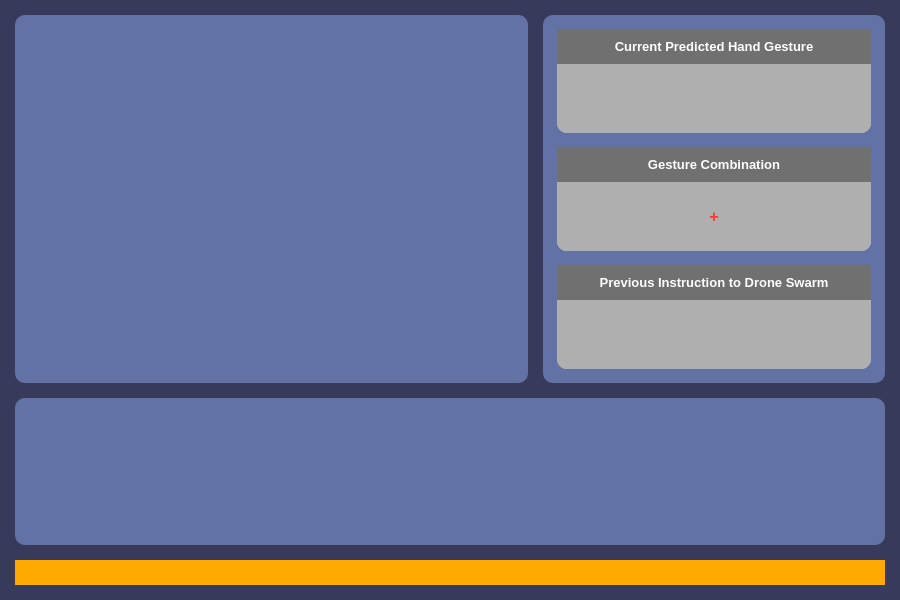
This is gui/main.ui in arya-jadhav/dronedance as Qt 5 draws it before an edit. The edited form follows.
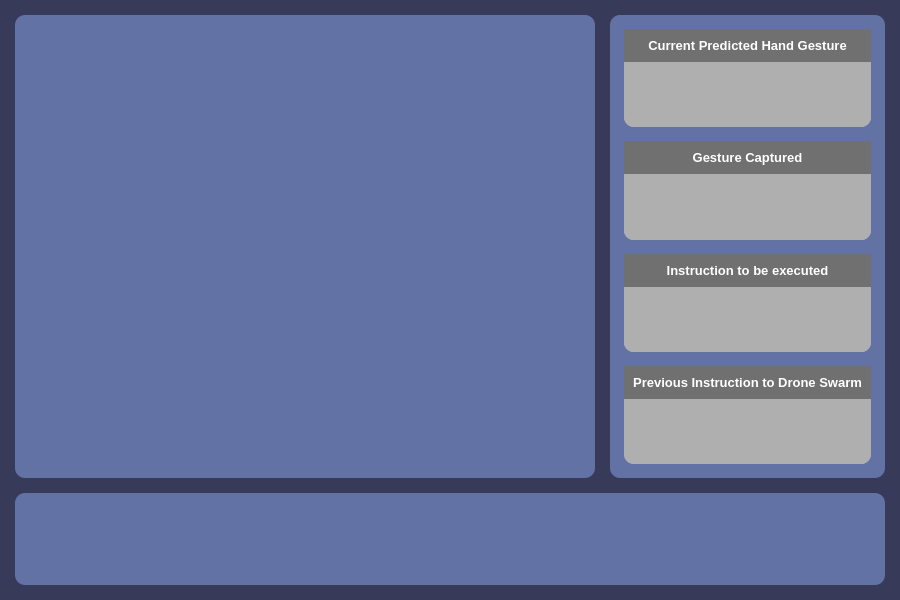
This is the edited form. The open tabs and pages were chosen to show the change.

Commit message: Changed GUI design for only 1 gesture, added instruction to be executed display in GUI, new gesture classifier now works for the Hand Gesture module, GUI working as intended when showing proper instructions

```diff
--- a/gui/main.ui
+++ b/gui/main.ui
@@ -116,7 +116,7 @@
        </layout>
       </widget>
       <widget class="QWidget" name="page_capture">
-       <layout class="QGridLayout" name="gridLayout_2" rowstretch="15,6,1" columnstretch="3,2">
+       <layout class="QGridLayout" name="gridLayout_2" rowstretch="5,1" columnstretch="3,0">
         <property name="leftMargin">
          <number>15</number>
         </property>
@@ -132,6 +132,39 @@
         <property name="spacing">
          <number>15</number>
         </property>
+        <item row="0" column="0">
+         <layout class="QVBoxLayout" name="verticalLayout_vidCapture">
+          <item>
+           <widget class="QFrame" name="frame_vidCapture">
+            <property name="styleSheet">
+             <string notr="true">background-color: rgb(98, 114, 164);
+border-radius: 10px;</string>
+            </property>
+            <property name="frameShape">
+             <enum>QFrame::StyledPanel</enum>
+            </property>
+            <property name="frameShadow">
+             <enum>QFrame::Raised</enum>
+            </property>
+            <layout class="QVBoxLayout" name="verticalLayout">
+             <item>
+              <widget class="QLabel" name="label_vidCapture">
+               <property name="styleSheet">
+                <string notr="true">border-radius: 10px;</string>
+               </property>
+               <property name="text">
+                <string/>
+               </property>
+               <property name="alignment">
+                <set>Qt::AlignCenter</set>
+               </property>
+              </widget>
+             </item>
+            </layout>
+           </widget>
+          </item>
+         </layout>
+        </item>
         <item row="1" column="0" colspan="2">
          <layout class="QVBoxLayout" name="verticalLayout_stats">
           <item>
@@ -166,7 +199,7 @@
             </property>
             <layout class="QVBoxLayout" name="verticalLayout_3">
              <item>
-              <layout class="QVBoxLayout" name="verticalLayout_info_2" stretch="1,1,1">
+              <layout class="QVBoxLayout" name="verticalLayout_info_2" stretch="1,1,1,1">
                <property name="spacing">
                 <number>14</number>
                </property>
@@ -355,7 +388,7 @@
                           </font>
                          </property>
                          <property name="text">
-                          <string>Gesture Combination</string>
+                          <string>Gesture Captured</string>
                          </property>
                          <property name="alignment">
                           <set>Qt::AlignCenter</set>
@@ -389,75 +422,26 @@
                        <property name="bottomMargin">
                         <number>0</number>
                        </property>
-                       <item row="1" column="0">
-                        <layout class="QHBoxLayout" name="horizontalLayout_info_1" stretch="3,0,3">
-                         <property name="spacing">
-                          <number>5</number>
+                       <item row="0" column="0">
+                        <widget class="QLabel" name="label_gestureCaptured_output">
+                         <property name="font">
+                          <font>
+                           <family>Arial</family>
+                           <pointsize>12</pointsize>
+                           <weight>75</weight>
+                           <bold>true</bold>
+                          </font>
                          </property>
-                         <item>
-                          <widget class="QLabel" name="label_gestureCombo_1">
-                           <property name="font">
-                            <font>
-                             <family>Arial</family>
-                             <pointsize>11</pointsize>
-                             <weight>75</weight>
-                             <bold>true</bold>
-                            </font>
-                           </property>
-                           <property name="styleSheet">
-                            <string notr="true">color: rgb(0, 0, 0);</string>
-                           </property>
-                           <property name="text">
-                            <string/>
-                           </property>
-                           <property name="alignment">
-                            <set>Qt::AlignCenter</set>
-                           </property>
-                          </widget>
-                         </item>
-                         <item>
-                          <widget class="QLabel" name="label_gestureCombo_plus">
-                           <property name="font">
-                            <font>
-                             <family>Arial</family>
-                             <pointsize>12</pointsize>
-                             <weight>75</weight>
-                             <bold>true</bold>
-                            </font>
-                           </property>
-                           <property name="styleSheet">
-                            <string notr="true">color: rgb(255, 55, 55);</string>
-                           </property>
-                           <property name="text">
-                            <string>+</string>
-                           </property>
-                           <property name="alignment">
-                            <set>Qt::AlignCenter</set>
-                           </property>
-                          </widget>
-                         </item>
-                         <item>
-                          <widget class="QLabel" name="label_gestureCombo_2">
-                           <property name="font">
-                            <font>
-                             <family>Arial</family>
-                             <pointsize>11</pointsize>
-                             <weight>75</weight>
-                             <bold>true</bold>
-                            </font>
-                           </property>
-                           <property name="styleSheet">
-                            <string notr="true">color: rgb(0, 0, 0);</string>
-                           </property>
-                           <property name="text">
-                            <string/>
-                           </property>
-                           <property name="alignment">
-                            <set>Qt::AlignCenter</set>
-                           </property>
-                          </widget>
-                         </item>
-                        </layout>
+                         <property name="styleSheet">
+                          <string notr="true">color: rgb(0, 0, 0);</string>
+                         </property>
+                         <property name="text">
+                          <string/>
+                         </property>
+                         <property name="alignment">
+                          <set>Qt::AlignCenter</set>
+                         </property>
+                        </widget>
                        </item>
                       </layout>
                      </widget>
@@ -478,7 +462,7 @@
                  <property name="frameShadow">
                   <enum>QFrame::Raised</enum>
                  </property>
-                 <layout class="QVBoxLayout" name="verticalLayout_2">
+                 <layout class="QVBoxLayout" name="verticalLayout_9">
                   <property name="spacing">
                    <number>0</number>
                   </property>
@@ -503,7 +487,129 @@
                      <enum>QLayout::SetFixedSize</enum>
                     </property>
                     <item>
-                     <widget class="QFrame" name="frame_prevInstructionsToDrones_top">
+                     <widget class="QFrame" name="frame_instructionToBeExecuted_top">
+                      <property name="styleSheet">
+                       <string notr="true">background-color: rgb(112, 112, 112);
+border-radius: 0px;</string>
+                      </property>
+                      <property name="frameShape">
+                       <enum>QFrame::StyledPanel</enum>
+                      </property>
+                      <property name="frameShadow">
+                       <enum>QFrame::Raised</enum>
+                      </property>
+                      <layout class="QGridLayout" name="gridLayout_11">
+                       <item row="0" column="0">
+                        <widget class="QLabel" name="label_instructionToBeExecuted_title">
+                         <property name="font">
+                          <font>
+                           <family>Segoe UI</family>
+                           <pointsize>10</pointsize>
+                           <weight>75</weight>
+                           <bold>true</bold>
+                          </font>
+                         </property>
+                         <property name="text">
+                          <string>Instruction to be executed</string>
+                         </property>
+                         <property name="alignment">
+                          <set>Qt::AlignCenter</set>
+                         </property>
+                        </widget>
+                       </item>
+                      </layout>
+                     </widget>
+                    </item>
+                    <item>
+                     <widget class="QFrame" name="frame_instructionToBeExecuted_bottom">
+                      <property name="styleSheet">
+                       <string notr="true">border-width : 10px 1px 10px 1px;</string>
+                      </property>
+                      <property name="frameShape">
+                       <enum>QFrame::StyledPanel</enum>
+                      </property>
+                      <property name="frameShadow">
+                       <enum>QFrame::Raised</enum>
+                      </property>
+                      <layout class="QGridLayout" name="gridLayout_12">
+                       <property name="leftMargin">
+                        <number>0</number>
+                       </property>
+                       <property name="topMargin">
+                        <number>0</number>
+                       </property>
+                       <property name="rightMargin">
+                        <number>0</number>
+                       </property>
+                       <property name="bottomMargin">
+                        <number>0</number>
+                       </property>
+                       <item row="0" column="0">
+                        <widget class="QLabel" name="label_instructionToBeExecuted_output">
+                         <property name="font">
+                          <font>
+                           <family>Arial</family>
+                           <pointsize>12</pointsize>
+                           <weight>75</weight>
+                           <bold>true</bold>
+                          </font>
+                         </property>
+                         <property name="styleSheet">
+                          <string notr="true">color: rgb(0, 0, 0);</string>
+                         </property>
+                         <property name="text">
+                          <string/>
+                         </property>
+                         <property name="alignment">
+                          <set>Qt::AlignCenter</set>
+                         </property>
+                        </widget>
+                       </item>
+                      </layout>
+                     </widget>
+                    </item>
+                   </layout>
+                  </item>
+                 </layout>
+                </widget>
+               </item>
+               <item>
+                <widget class="QFrame" name="frame_prevInstructionToDrones">
+                 <property name="styleSheet">
+                  <string notr="true">background-color: rgb(175, 175, 175);</string>
+                 </property>
+                 <property name="frameShape">
+                  <enum>QFrame::StyledPanel</enum>
+                 </property>
+                 <property name="frameShadow">
+                  <enum>QFrame::Raised</enum>
+                 </property>
+                 <layout class="QVBoxLayout" name="verticalLayout_2">
+                  <property name="spacing">
+                   <number>0</number>
+                  </property>
+                  <property name="leftMargin">
+                   <number>0</number>
+                  </property>
+                  <property name="topMargin">
+                   <number>0</number>
+                  </property>
+                  <property name="rightMargin">
+                   <number>0</number>
+                  </property>
+                  <property name="bottomMargin">
+                   <number>0</number>
+                  </property>
+                  <item>
+                   <layout class="QVBoxLayout" name="verticalLayout_info_7" stretch="1,2">
+                    <property name="spacing">
+                     <number>0</number>
+                    </property>
+                    <property name="sizeConstraint">
+                     <enum>QLayout::SetFixedSize</enum>
+                    </property>
+                    <item>
+                     <widget class="QFrame" name="frame_prevInstructionToDrones_top">
                       <property name="styleSheet">
                        <string notr="true">background-color: rgb(112, 112, 112);
 border-radius: 0px;</string>
@@ -537,7 +643,7 @@
                      </widget>
                     </item>
                     <item>
-                     <widget class="QFrame" name="frame_prevInstructionsToDrones_bottom">
+                     <widget class="QFrame" name="frame_prevInstructionToDrones_bottom">
                       <property name="styleSheet">
                        <string notr="true">border-width : 10px 1px 10px 1px;</string>
                       </property>
@@ -584,60 +690,6 @@
           </item>
          </layout>
         </item>
-        <item row="0" column="0">
-         <layout class="QVBoxLayout" name="verticalLayout_vidCapture">
-          <item>
-           <widget class="QFrame" name="frame_vidCapture">
-            <property name="styleSheet">
-             <string notr="true">background-color: rgb(98, 114, 164);
-border-radius: 10px;</string>
-            </property>
-            <property name="frameShape">
-             <enum>QFrame::StyledPanel</enum>
-            </property>
-            <property name="frameShadow">
-             <enum>QFrame::Raised</enum>
-            </property>
-            <layout class="QVBoxLayout" name="verticalLayout">
-             <item>
-              <widget class="QLabel" name="label_vidCapture">
-               <property name="styleSheet">
-                <string notr="true">border-radius: 10px;</string>
-               </property>
-               <property name="text">
-                <string/>
-               </property>
-               <property name="alignment">
-                <set>Qt::AlignCenter</set>
-               </property>
-              </widget>
-             </item>
-            </layout>
-           </widget>
-          </item>
-         </layout>
-        </item>
-        <item row="2" column="0" colspan="2">
-         <widget class="QLabel" name="label_warning">
-          <property name="font">
-           <font>
-            <family>Arial</family>
-            <weight>75</weight>
-            <bold>true</bold>
-           </font>
-          </property>
-          <property name="styleSheet">
-           <string notr="true">background-color: rgb(255, 170, 0);
-color: rgb(0, 0, 0);</string>
-          </property>
-          <property name="text">
-           <string/>
-          </property>
-          <property name="alignment">
-           <set>Qt::AlignCenter</set>
-          </property>
-         </widget>
-        </item>
        </layout>
       </widget>
      </widget>
```
Left out of the diff: 39 changed lines with no effect on the pictures. The commit also changes 11 other files.
